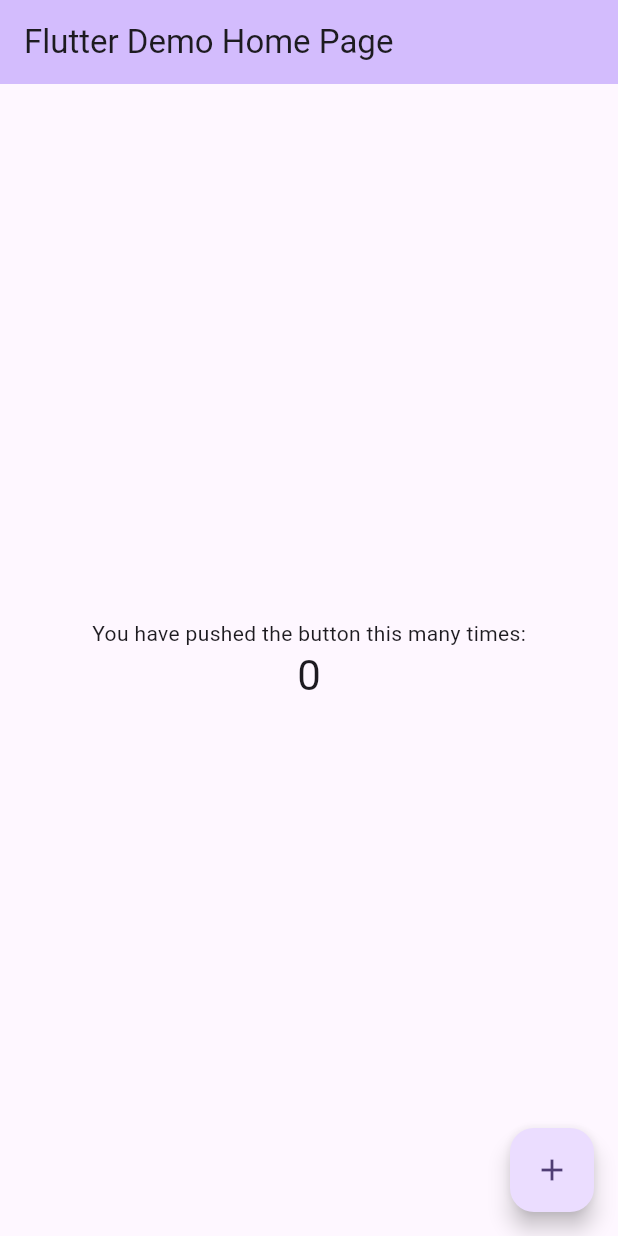
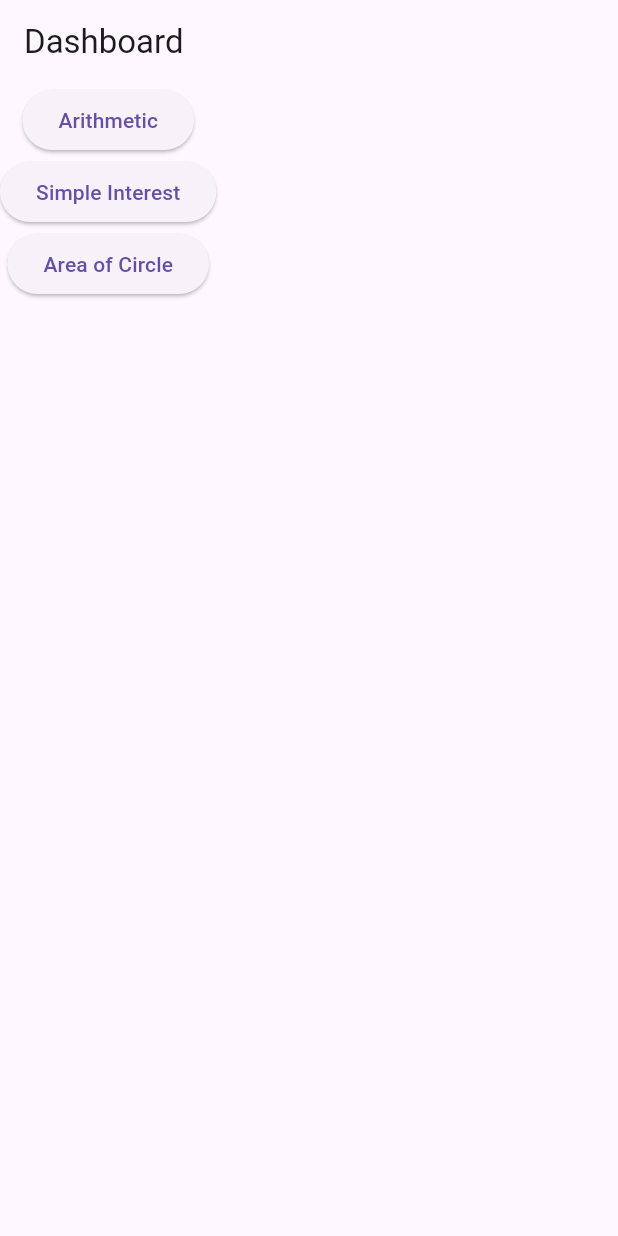
Before and after one commit to Ishan6965/Flutter_App_Project, a Flutter app: the screen it shows after launch, on a phone screen of 412 x 824 dp. Run offline on Flutter 3.47's test engine with Material 3 defaults, Android fonts, the phone set to English and light mode, and no system bars; our stand-ins replace material_ui.

Commit message:
Started developing basic practice pages to be familar

```diff
--- a/analysis_options.yaml
+++ b/analysis_options.yaml
@@ -31,5 +31,8 @@ linter:
     # avoid_print: false  # Uncomment to disable the `avoid_print` rule
     # prefer_single_quotes: true  # Uncomment to enable the `prefer_single_quotes` rule
 
+formatter:
+trailing_commas: preserve
+
 # Additional information about this file can be found at
 # https://dart.dev/guides/language/analysis-options
--- /dev/null
+++ b/lib/app.dart
@@ -0,0 +1,13 @@
+import 'package:first_flutter_37b/pages/dashboard_page.dart';
+import 'package:material_ui/material_ui.dart';
+
+//Hot reload
+// Hot restart
+class MyApp extends StatelessWidget {
+  const new({super.key});
+
+  @override
+  Widget build(BuildContext context) {
+    return MaterialApp(home: DashboardPage()); // MaterialApp
+  }
+}
--- a/lib/main.dart
+++ b/lib/main.dart
@@ -1,66 +1,6 @@
-import 'package:flutter/material.dart';
+import 'package:first_flutter_37b/app.dart';
+import 'package:material_ui/material_ui.dart';
 
 void main() {
-  runApp(const MyApp());
+  runApp(MyApp());
 }
-
-class MyApp extends StatelessWidget {
-  const MyApp({super.key});
-
-  // This widget is the root of your application.
-  @override
-  Widget build(BuildContext context) {
-    return MaterialApp(
-      title: 'Flutter Demo',
-      theme: ThemeData(colorScheme: .fromSeed(seedColor: Colors.deepPurple)),
-      home: const MyHomePage(title: 'Flutter Demo Home Page'),
-    );
-  }
-}
-
-class MyHomePage extends StatefulWidget {
-  const MyHomePage({super.key, required this.title});
-
-  final String title;
-
-  @override
-  State<MyHomePage> createState() => _MyHomePageState();
-}
-
-class _MyHomePageState extends State<MyHomePage> {
-  int _counter = 0;
-
-  void _incrementCounter() {
-    setState(() {
-      _counter++;
-    });
-  }
-
-  @override
-  Widget build(BuildContext context) {
-    return Scaffold(
-      appBar: AppBar(
-        backgroundColor: Theme.of(context).colorScheme.inversePrimary,
-
-        title: Text(widget.title),
-      ),
-      body: Center(
-        child: Column(
-          mainAxisAlignment: .center,
-          children: [
-            const Text('You have pushed the button this many times:'),
-            Text(
-              '$_counter',
-              style: Theme.of(context).textTheme.headlineMedium,
-            ),
-          ],
-        ),
-      ),
-      floatingActionButton: FloatingActionButton(
-        onPressed: _incrementCounter,
-        tooltip: 'Increment',
-        child: const Icon(Icons.add),
-      ),
-    );
-  }
-}
--- /dev/null
+++ b/lib/pages/dashboard_page.dart
@@ -0,0 +1,29 @@
+import 'package:first_flutter_37b/pages/arithmetic_page.dart';
+import 'package:material_ui/material_ui.dart';
+
+class DashboardPage extends StatelessWidget {
+  const new({super.key});
+
+  @override
+  Widget build(BuildContext context) {
+    return Scaffold(
+      appBar: AppBar(title: Text("Dashboard")), // AppBar
+      body: Column(
+        children: [
+          ElevatedButton(
+            onPressed: () {
+              // Navigator
+              Navigator.push(
+                context,
+                MaterialPageRoute(builder: (context) => ArithmeticPage()),
+              );
+            },
+            child: Text("Arithmetic"),
+          ), // ElevatedButton
+          ElevatedButton(onPressed: () {}, child: Text("Simple Interest")),
+          ElevatedButton(onPressed: () {}, child: Text("Area of Circle")),
+        ],
+      ),
+    ); //
+  }
+}
--- a/pubspec.yaml
+++ b/pubspec.yaml
@@ -34,6 +34,7 @@ dependencies:
   # The following adds the Cupertino Icons font to your application.
   # Use with the CupertinoIcons class for iOS style icons.
   cupertino_icons: ^1.0.8
+  material_ui: ^1.11.1
 
 dev_dependencies:
   flutter_test:
```
Also changed, not shown: lib/pages/arithmetic_page.dart (added, +51 -0 lines), pubspec.lock, 1 other file.
